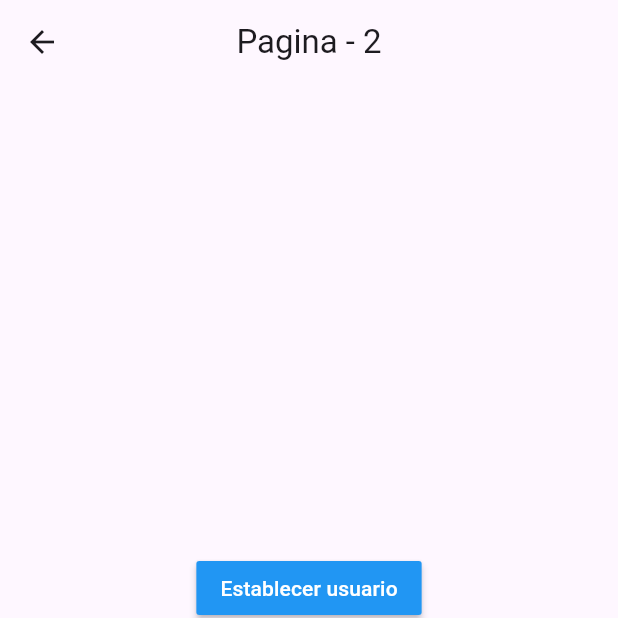
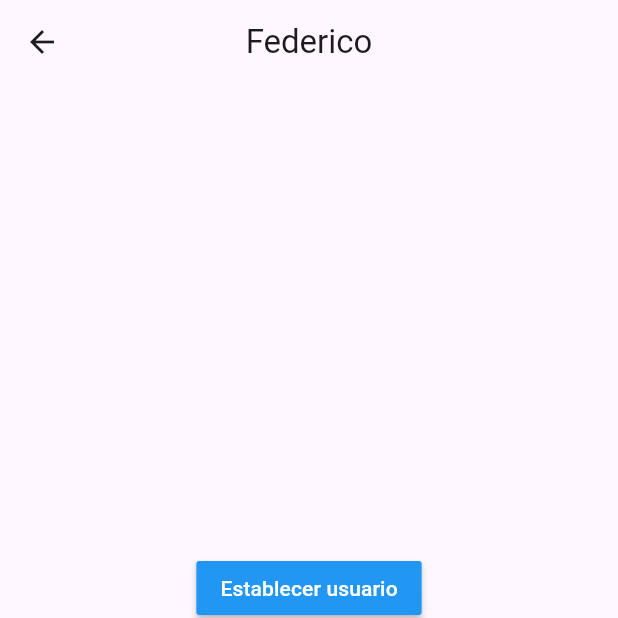
Before and after one commit to FLeiras/states_app, a Flutter app: the Page2Page screen opened by its route, after a tap on "Establecer usuario", on a phone screen of 412 x 824 dp, the top half of it. Run offline on Flutter 3.47's test engine with Material 3 defaults, Android fonts, the phone set to English and light mode, and no system bars; accounts and stored records are empty.

```diff
--- a/lib/models/user.dart
+++ b/lib/models/user.dart
@@ -1,7 +1,7 @@
 class User {
-  final String name;
-  final int age;
-  final List<String> prefesion;
+  String name;
+  int age;
+  List<String> prefesion;
 
   User({
     required this.name,
--- a/lib/pages/page1_page.dart
+++ b/lib/pages/page1_page.dart
@@ -1,4 +1,6 @@
 import 'package:flutter/material.dart';
+import 'package:states_app/models/user.dart';
+import 'package:states_app/services/user_service.dart';
 
 class Page1Page extends StatelessWidget {
   const Page1Page({super.key});
@@ -10,7 +12,18 @@ class Page1Page extends StatelessWidget {
         centerTitle: true,
         title: const Text('Pagina - 1'),
       ),
-      body: const UserInfo(),
+      body: StreamBuilder(
+        stream: userService.userStream,
+        builder: (BuildContext context, AsyncSnapshot<User> snapshot) {
+          return snapshot.hasData
+              ? UserInfo(
+                  user: snapshot.data!,
+                )
+              : const Center(
+                  child: Text('No hay información del usuario'),
+                );
+        },
+      ),
       floatingActionButton: FloatingActionButton(
         onPressed: () => Navigator.pushNamed(context, 'page2'),
         child: const Icon(Icons.arrow_circle_right_outlined),
@@ -20,8 +33,11 @@ class Page1Page extends StatelessWidget {
 }
 
 class UserInfo extends StatelessWidget {
+  final User user;
+
   const UserInfo({
     super.key,
+    required this.user,
   });
 
   @override
@@ -30,38 +46,38 @@ class UserInfo extends StatelessWidget {
       width: double.infinity,
       height: double.infinity,
       padding: const EdgeInsets.all(20.0),
-      child: const Column(
+      child: Column(
         crossAxisAlignment: CrossAxisAlignment.start,
         children: [
-          Text(
+          const Text(
             'General',
             style: TextStyle(
               fontSize: 18,
               fontWeight: FontWeight.bold,
             ),
           ),
-          Divider(),
+          const Divider(),
           ListTile(
-            title: Text('Nombre: '),
+            title: Text('Nombre: ${user.name}'),
           ),
           ListTile(
-            title: Text('Edad: '),
+            title: Text('Edad: ${user.age}'),
           ),
-          Text(
+          const Text(
             'Profesiones',
             style: TextStyle(
               fontSize: 18,
               fontWeight: FontWeight.bold,
             ),
           ),
-          Divider(),
+          const Divider(),
           ListTile(
-            title: Text('Profesion 1'),
+            title: Text(user.prefesion[0]),
           ),
           ListTile(
-            title: Text('Profesion 2'),
+            title: Text(user.prefesion[1]),
           ),
-          ListTile(
+          const ListTile(
             title: Text('Profesion 3'),
           ),
         ],
--- a/lib/pages/page2_page.dart
+++ b/lib/pages/page2_page.dart
@@ -1,4 +1,6 @@
 import 'package:flutter/material.dart';
+import 'package:states_app/models/user.dart';
+import 'package:states_app/services/user_service.dart';
 
 class Page2Page extends StatelessWidget {
   const Page2Page({super.key});
@@ -8,14 +10,32 @@ class Page2Page extends StatelessWidget {
     return Scaffold(
       appBar: AppBar(
         centerTitle: true,
-        title: const Text('Pagina - 2'),
+        title: StreamBuilder(
+          stream: userService.userStream,
+          builder: (BuildContext context, AsyncSnapshot<User> snapshot) {
+            return snapshot.hasData
+                ? Text(snapshot.data!.name)
+                : const Text('Page - 2');
+          },
+        ),
       ),
       body: Center(
         child: Column(
           mainAxisAlignment: MainAxisAlignment.center,
           children: [
             MaterialButton(
-              onPressed: () {},
+              onPressed: () {
+                final User newUser = User(
+                  name: 'Federico',
+                  age: 40,
+                  prefesion: [
+                    'Desarrollador',
+                    'Gamer',
+                  ],
+                );
+
+                userService.getUser(newUser);
+              },
               color: Colors.blue,
               child: const Text(
                 'Establecer usuario',
@@ -23,7 +43,9 @@ class Page2Page extends StatelessWidget {
               ),
             ),
             MaterialButton(
-              onPressed: () {},
+              onPressed: () {
+                userService.newAge(39);
+              },
               color: Colors.blue,
               child: const Text(
                 'Cambiar edad',
--- /dev/null
+++ b/lib/services/user_service.dart
@@ -0,0 +1,32 @@
+// ignore_for_file: unnecessary_null_comparison
+
+import 'dart:async';
+
+import 'package:states_app/models/user.dart';
+
+class _UserService {
+  late User _user;
+
+  final StreamController<User> _userStreamController =
+      StreamController<User>.broadcast();
+
+  User? get user => _user;
+  bool get currentUser => (_user != null) ? true : false;
+
+  Stream<User> get userStream => _userStreamController.stream;
+
+  void getUser(User user) {
+    _user = user;
+    _userStreamController.add(user);
+  }
+
+  void newAge(int age) {
+    _user.age = age;
+  }
+
+  dispose() {
+    _userStreamController.close();
+  }
+}
+
+final userService = _UserService();
```
